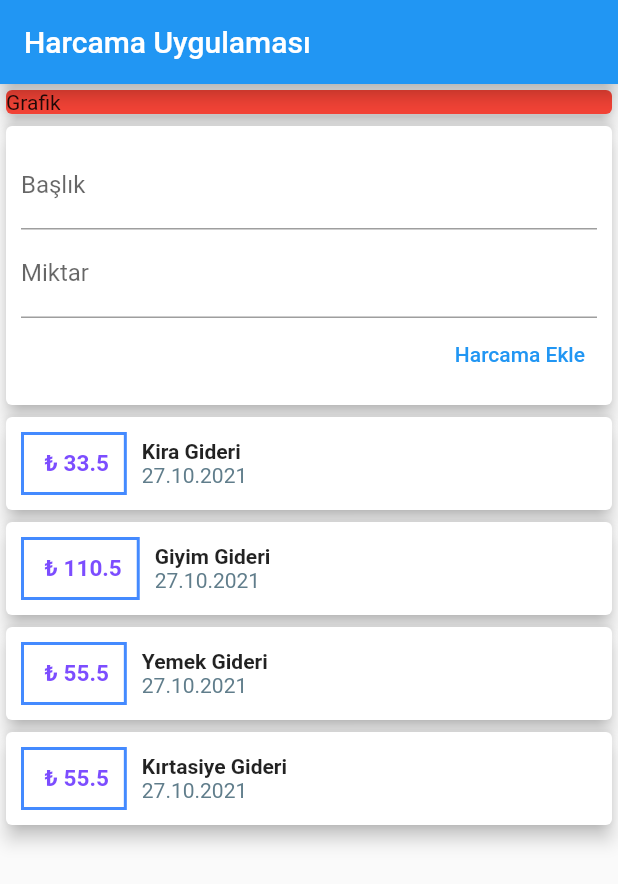
After one commit to emreors/harcama_gelir_gider, a Flutter app: the screen it shows after launch, on a phone screen of 412 x 824 dp. The commit adds this screen. Shown: the top 884 px of the screen. Run offline on Flutter 3.47's test engine with Material 2 defaults, Android fonts, the phone set to English and light mode, and no system bars.

Commit message:
yeni harcama ekleme eklendi

```diff
--- /dev/null
+++ b/lib/widgetler/kalem_listesi.dart
@@ -0,0 +1,64 @@
+import 'package:flutter/material.dart';
+import 'package:intl/intl.dart';
+import '../modeller/kalem.dart';
+
+class KalemListesi extends StatelessWidget {
+  final List<Kalem> kalemler;
+
+  // ignore: use_key_in_widget_constructors
+  const KalemListesi(this.kalemler);
+
+  @override
+  Widget build(BuildContext context) {
+    return Column(
+      children: kalemler.map((klm) {
+        return Card(
+          elevation: 5,
+          child: Row(
+            children: [
+              Container(
+                margin: const EdgeInsets.symmetric(
+                  vertical: 10,
+                  horizontal: 10,
+                ),
+                decoration: BoxDecoration(
+                  border: Border.all(
+                    color: Colors.blueAccent,
+                    width: 2,
+                  ),
+                ),
+                padding: const EdgeInsets.all(10),
+                child: Text(
+                  ' ₺ ' + klm.miktar.toString(),
+                  style: const TextStyle(
+                    fontWeight: FontWeight.bold,
+                    fontSize: 15,
+                    color: Colors.deepPurpleAccent,
+                  ),
+                ),
+              ),
+              Column(
+                crossAxisAlignment: CrossAxisAlignment.start,
+                children: [
+                  Text(
+                    klm.baslik,
+                    style: const TextStyle(
+                      fontSize: 14,
+                      fontWeight: FontWeight.bold,
+                    ),
+                  ),
+                  Text(
+                    DateFormat('dd.MM.yyyy').format(klm.tarih),
+                    style: const TextStyle(
+                      color: Colors.blueGrey,
+                    ),
+                  ),
+                ],
+              ),
+            ],
+          ),
+        );
+      }).toList(),
+    );
+  }
+}
--- /dev/null
+++ b/lib/widgetler/kullanici_kalemleri.dart
@@ -0,0 +1,62 @@
+import 'package:flutter/material.dart';
+import 'yeni_kalem.dart';
+import 'kalem_listesi.dart';
+import '../modeller/kalem.dart';
+
+class KullaniciKalemleri extends StatefulWidget {
+  const KullaniciKalemleri({Key? key}) : super(key: key);
+
+  @override
+  _KullaniciKalemleriState createState() => _KullaniciKalemleriState();
+}
+
+class _KullaniciKalemleriState extends State<KullaniciKalemleri> {
+  final List<Kalem> kullaniciKalemleri = [
+    Kalem(
+      id: 'k1',
+      baslik: 'Kira Gideri',
+      miktar: 33.5,
+      tarih: DateTime.now(),
+    ),
+    Kalem(
+      id: 'k2',
+      baslik: 'Giyim Gideri',
+      miktar: 110.5,
+      tarih: DateTime.now(),
+    ),
+    Kalem(
+      id: 'k3',
+      baslik: 'Yemek Gideri',
+      miktar: 55.5,
+      tarih: DateTime.now(),
+    ),
+    Kalem(
+      id: 'k4',
+      baslik: 'Kırtasiye Gideri',
+      miktar: 55.5,
+      tarih: DateTime.now(),
+    ),
+  ];
+
+  void yeniKalemEkleMetodu(String klmBaslik, double klmMiktar) {
+    final yeniKlm = Kalem(
+      baslik: klmBaslik,
+      miktar: klmMiktar,
+      tarih: DateTime.now(),
+      id: DateTime.now().toString(),
+    );
+    setState(() {
+      kullaniciKalemleri.add(yeniKlm);
+    });
+  }
+
+  @override
+  Widget build(BuildContext context) {
+    return Column(
+      children: [
+        YeniKalem(yeniKalemEkleMetodu),
+        KalemListesi(kullaniciKalemleri),
+      ],
+    );
+  }
+}
--- /dev/null
+++ b/lib/widgetler/yeni_kalem.dart
@@ -0,0 +1,49 @@
+import 'package:flutter/material.dart';
+
+class YeniKalem extends StatelessWidget {
+  final Function klmEkle;
+  final baslikKontrolcusu = TextEditingController();
+  final miktarKontrolcusu = TextEditingController();
+  YeniKalem(this.klmEkle, {Key? key}) : super(key: key);
+
+  @override
+  Widget build(BuildContext context) {
+    return Card(
+      elevation: 5,
+      child: Container(
+        padding: const EdgeInsets.all(10),
+        child: Column(
+          crossAxisAlignment: CrossAxisAlignment.end,
+          children: <Widget>[
+            TextField(
+              decoration: const InputDecoration(labelText: 'Başlık'),
+              controller: baslikKontrolcusu,
+              /* onChanged: (deger) {
+                        baslikGirdisi = deger;
+                      }, */
+            ),
+            TextField(
+              decoration: const InputDecoration(labelText: 'Miktar'),
+              controller: miktarKontrolcusu,
+              /* onChanged: (deger) {
+                        miktarGirdisi = deger;
+                      }, */
+            ),
+            TextButton(
+              child: const Text('Harcama Ekle'),
+              style: ButtonStyle(
+                foregroundColor: MaterialStateProperty.all<Color>(Colors.blue),
+              ),
+              onPressed: () {
+                klmEkle(
+                  baslikKontrolcusu.text,
+                  double.parse(miktarKontrolcusu.text),
+                );
+              },
+            )
+          ],
+        ),
+      ),
+    );
+  }
+}
```
Also changed, not shown: lib/main.dart (+4 -123 lines), lib/modeller/kalem.dart (renamed from lib/kalem.dart).
